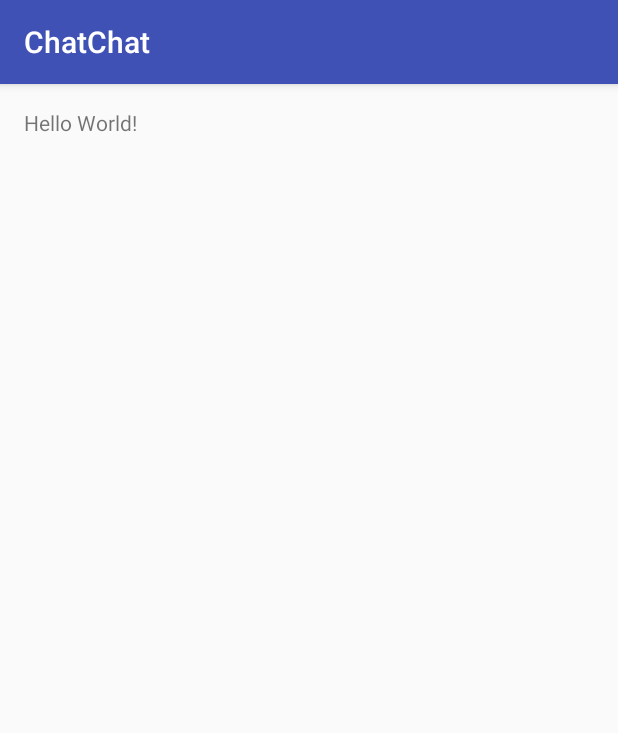
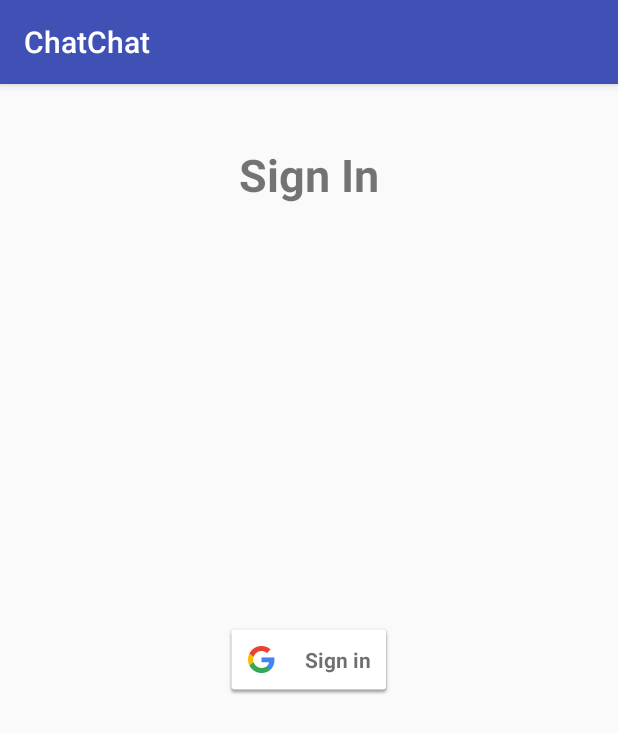
Before and after one commit to slee8789/ChatChat, an Android app: the screen it shows after launch (MainActivity before the commit, SignInActivity after it), on a phone screen of 412 x 824 dp. Shown: the top 733 px of the screen. Run offline under Robolectric (Android 15) with nearby library versions, the phone set to English and light mode, and no system bars; our stand-ins replace Firebase (no records; nobody signed in at launch, a user with empty details on screens opened directly).

Commit message:
구글 로그인 추가

```diff
--- a/app/src/main/AndroidManifest.xml
+++ b/app/src/main/AndroidManifest.xml
@@ -15,6 +15,8 @@
                 <category android:name="android.intent.category.LAUNCHER" />
             </intent-filter>
         </activity>
+
+        <activity android:name=".SignInActivity" />
     </application>
 
 </manifest>
--- a/app/src/main/java/leesc/chatchat/MainActivity.java
+++ b/app/src/main/java/leesc/chatchat/MainActivity.java
@@ -1,13 +1,64 @@
 package leesc.chatchat;
 
+import android.content.Intent;
+import android.content.SharedPreferences;
+import android.preference.PreferenceManager;
 import android.support.v7.app.AppCompatActivity;
 import android.os.Bundle;
+import android.view.MenuItem;
+
+import com.google.android.gms.auth.api.Auth;
+import com.google.android.gms.common.api.GoogleApiClient;
+import com.google.firebase.auth.FirebaseAuth;
+import com.google.firebase.auth.FirebaseUser;
 
 public class MainActivity extends AppCompatActivity {
+
+    private String mUsername;
+    private String mPhotoUrl;
+    private SharedPreferences mSharedPreferences;
+    private GoogleApiClient mGoogleApiClient;
+    public static final String ANONYMOUS = "anonymous";
+
+    // Firebase instance variables
+    private FirebaseAuth mFirebaseAuth;
+    private FirebaseUser mFirebaseUser;
 
     @Override
     protected void onCreate(Bundle savedInstanceState) {
         super.onCreate(savedInstanceState);
         setContentView(R.layout.activity_main);
+        mSharedPreferences = PreferenceManager.getDefaultSharedPreferences(this);
+        // Set default username is anonymous.
+        mUsername = ANONYMOUS;
+
+        // Initialize Firebase Auth
+        mFirebaseAuth = FirebaseAuth.getInstance();
+        mFirebaseUser = mFirebaseAuth.getCurrentUser();
+        if (mFirebaseUser == null) {
+            // Not signed in, launch the Sign In activity
+            startActivity(new Intent(this, SignInActivity.class));
+            finish();
+            return;
+        } else {
+            mUsername = mFirebaseUser.getDisplayName();
+            if (mFirebaseUser.getPhotoUrl() != null) {
+                mPhotoUrl = mFirebaseUser.getPhotoUrl().toString();
+            }
+        }
+    }
+
+    @Override
+    public boolean onOptionsItemSelected(MenuItem item) {
+        switch (item.getItemId()) {
+            case R.id.sign_out_menu:
+                mFirebaseAuth.signOut();
+                Auth.GoogleSignInApi.signOut(mGoogleApiClient);
+                mUsername = ANONYMOUS;
+                startActivity(new Intent(this, SignInActivity.class));
+                return true;
+            default:
+                return super.onOptionsItemSelected(item);
+        }
     }
 }
--- /dev/null
+++ b/app/src/main/java/leesc/chatchat/SignInActivity.java
@@ -0,0 +1,141 @@
+/**
+ * Copyright Google Inc. All Rights Reserved.
+ *
+ * Licensed under the Apache License, Version 2.0 (the "License");
+ * you may not use this file except in compliance with the License.
+ * You may obtain a copy of the License at
+ *
+ * http://www.apache.org/licenses/LICENSE-2.0
+ *
+ * Unless required by applicable law or agreed to in writing, software
+ * distributed under the License is distributed on an "AS IS" BASIS,
+ * WITHOUT WARRANTIES OR CONDITIONS OF ANY KIND, either express or implied.
+ * See the License for the specific language governing permissions and
+ * limitations under the License.
+ */
+package leesc.chatchat;
+
+import android.content.Intent;
+import android.os.Bundle;
+import android.support.annotation.NonNull;
+import android.support.v7.app.AppCompatActivity;
+import android.util.Log;
+import android.view.View;
+import android.widget.Toast;
+
+import com.google.android.gms.auth.api.Auth;
+import com.google.android.gms.auth.api.signin.GoogleSignInAccount;
+import com.google.android.gms.auth.api.signin.GoogleSignInOptions;
+import com.google.android.gms.auth.api.signin.GoogleSignInResult;
+import com.google.android.gms.common.ConnectionResult;
+import com.google.android.gms.common.SignInButton;
+import com.google.android.gms.common.api.GoogleApiClient;
+import com.google.android.gms.tasks.OnCompleteListener;
+import com.google.android.gms.tasks.Task;
+import com.google.firebase.auth.AuthCredential;
+import com.google.firebase.auth.AuthResult;
+import com.google.firebase.auth.FirebaseAuth;
+import com.google.firebase.auth.GoogleAuthProvider;
+
+public class SignInActivity extends AppCompatActivity implements
+        GoogleApiClient.OnConnectionFailedListener, View.OnClickListener {
+
+    private static final String TAG = "SignInActivity";
+    private static final int RC_SIGN_IN = 9001;
+
+    private SignInButton mSignInButton;
+
+    private GoogleApiClient mGoogleApiClient;
+
+    // Firebase instance variables
+    private FirebaseAuth mFirebaseAuth;
+
+    @Override
+    protected void onCreate(Bundle savedInstanceState) {
+        super.onCreate(savedInstanceState);
+        setContentView(R.layout.activity_sign_in);
+
+        // Assign fields
+        mSignInButton = (SignInButton) findViewById(R.id.sign_in_button);
+
+        // Set click listeners
+        mSignInButton.setOnClickListener(this);
+
+        // Configure Google Sign In
+        GoogleSignInOptions gso = new GoogleSignInOptions.Builder(GoogleSignInOptions.DEFAULT_SIGN_IN)
+                .requestIdToken(getString(R.string.default_web_client_id))
+                .requestEmail()
+                .build();
+        mGoogleApiClient = new GoogleApiClient.Builder(this)
+                .enableAutoManage(this /* FragmentActivity */, this /* OnConnectionFailedListener */)
+                .addApi(Auth.GOOGLE_SIGN_IN_API, gso)
+                .build();
+
+        // Initialize FirebaseAuth
+        mFirebaseAuth = FirebaseAuth.getInstance();
+    }
+
+    @Override
+    public void onClick(View v) {
+        switch (v.getId()) {
+            case R.id.sign_in_button:
+                signIn();
+                break;
+        }
+    }
+
+    @Override
+    public void onConnectionFailed(@NonNull ConnectionResult connectionResult) {
+        // An unresolvable error has occurred and Google APIs (including Sign-In) will not
+        // be available.
+        Log.d(TAG, "onConnectionFailed:" + connectionResult);
+        Toast.makeText(this, "Google Play Services error.", Toast.LENGTH_SHORT).show();
+    }
+
+    private void signIn() {
+        Intent signInIntent = Auth.GoogleSignInApi.getSignInIntent(mGoogleApiClient);
+        startActivityForResult(signInIntent, RC_SIGN_IN);
+    }
+
+    @Override
+    public void onActivityResult(int requestCode, int resultCode, Intent data) {
+        super.onActivityResult(requestCode, resultCode, data);
+
+        // Result returned from launching the Intent from GoogleSignInApi.getSignInIntent(...);
+        if (requestCode == RC_SIGN_IN) {
+            GoogleSignInResult result = Auth.GoogleSignInApi.getSignInResultFromIntent(data);
+            if (result.isSuccess()) {
+                // Google Sign In was successful, authenticate with Firebase
+                GoogleSignInAccount account = result.getSignInAccount();
+                firebaseAuthWithGoogle(account);
+            } else {
+                // Google Sign In failed
+                Log.e(TAG, "Google Sign In failed.");
+            }
+        }
+    }
+
+    private void firebaseAuthWithGoogle(GoogleSignInAccount acct) {
+        Log.d(TAG, "firebaseAuthWithGooogle:" + acct.getId());
+        AuthCredential credential = GoogleAuthProvider.getCredential(acct.getIdToken(), null);
+        mFirebaseAuth.signInWithCredential(credential)
+                .addOnCompleteListener(this, new OnCompleteListener<AuthResult>() {
+                    @Override
+                    public void onComplete(@NonNull Task<AuthResult> task) {
+                        Log.d(TAG, "signInWithCredential:onComplete:" + task.isSuccessful());
+
+                        // If sign in fails, display a message to the user. If sign in succeeds
+                        // the auth state listener will be notified and logic to handle the
+                        // signed in user can be handled in the listener.
+                        if (!task.isSuccessful()) {
+                            Log.w(TAG, "signInWithCredential", task.getException());
+                            Toast.makeText(SignInActivity.this, "Authentication failed.",
+                                    Toast.LENGTH_SHORT).show();
+                        } else {
+                            startActivity(new Intent(SignInActivity.this, MainActivity.class));
+                            finish();
+                        }
+                    }
+                });
+    }
+}
--- /dev/null
+++ b/app/src/main/res/layout/activity_sign_in.xml
@@ -0,0 +1,26 @@
+<?xml version="1.0" encoding="utf-8"?>
+<FrameLayout xmlns:android="http://schemas.android.com/apk/res/android"
+             android:id="@+id/sign_in_layout"
+             android:layout_width="match_parent"
+             android:layout_height="match_parent"
+             android:gravity="center"
+             android:orientation="vertical">
+
+    <TextView
+        android:layout_width="wrap_content"
+        android:layout_height="wrap_content"
+        android:textSize="30sp"
+        android:textStyle="bold"
+        android:layout_gravity="center_horizontal"
+        android:layout_marginTop="40dp"
+        android:text="@string/sign_in"/>
+
+    <com.google.android.gms.common.SignInButton
+        android:id="@+id/sign_in_button"
+        android:layout_width="wrap_content"
+        android:layout_height="wrap_content"
+        android:layout_centerInParent="true"
+        android:visibility="visible"
+        android:layout_gravity="center"/>
+
+</FrameLayout>
--- a/build.gradle
+++ b/build.gradle
@@ -6,7 +6,7 @@ buildscript {
     }
     dependencies {
         classpath 'com.android.tools.build:gradle:2.1.2'
-
+        classpath 'com.google.gms:google-services:3.0.0'
         // NOTE: Do not place your application dependencies here; they belong
         // in the individual module build.gradle files
     }
```
Also changed, not shown: app/build.gradle (+13 -0 lines), app/src/main/res/menu/main_menu.xml (added, +19 -0 lines), app/src/main/res/values/strings.xml (+13 -0 lines), 1 other file.
